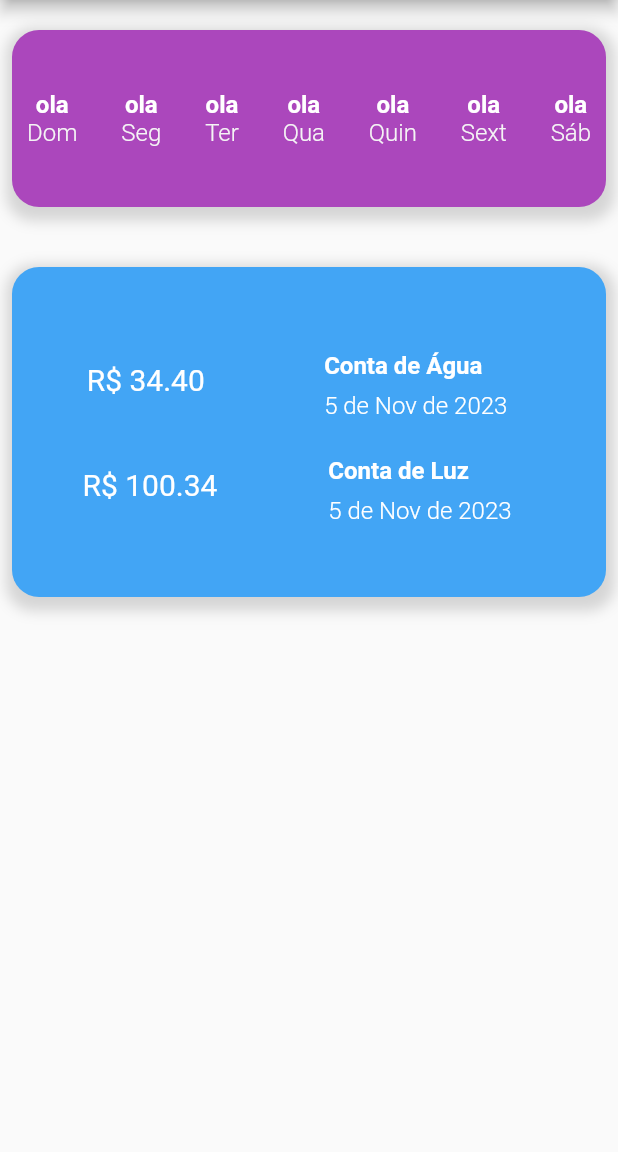
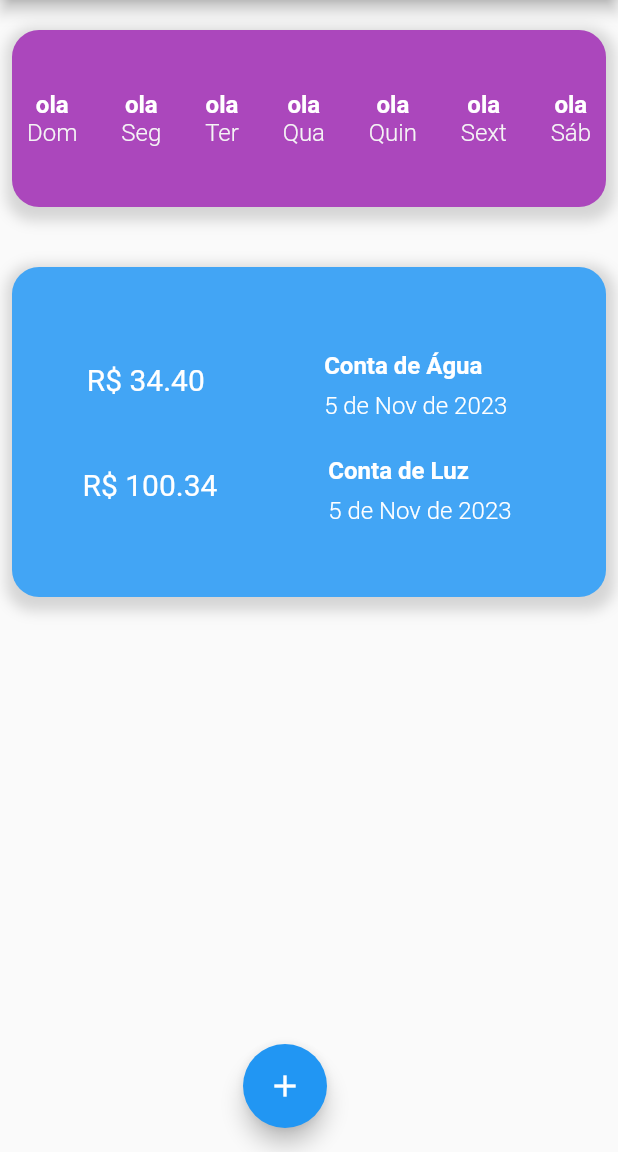
Before and after one commit to jeanmarcos552/learning-flutter, a Flutter app: the screen it shows after launch, on a phone screen of 412 x 824 dp, the part 84-1236 px from its top. Run offline on Flutter 3.47's test engine with Material 2 defaults, Android fonts, the phone set to English and light mode, and no system bars.

Commit message:
feat: add float action buttom

```diff
--- a/expenses/lib/main.dart
+++ b/expenses/lib/main.dart
@@ -33,9 +33,7 @@ class HomePage extends StatelessWidget {
       );
     }
 
-    return GestureDetector(
-      onTap: () => FocusManager.instance.primaryFocus?.unfocus(),
-      child: Scaffold(
+    return Scaffold(
       appBar: AppBar(
         title: const Text("Expenses"),
         actions: [
@@ -53,6 +51,14 @@ class HomePage extends StatelessWidget {
           ],
         ),
       ),
+      floatingActionButton: Row(
+        mainAxisAlignment: MainAxisAlignment.center,
+        children: [
+          FloatingActionButton(
+            onPressed: () => openForm(),
+            child: const Icon(Icons.add),
+          ),
+        ],
       ),
     );
   }
```
Lines whose indentation alone changed are shown as unchanged.
